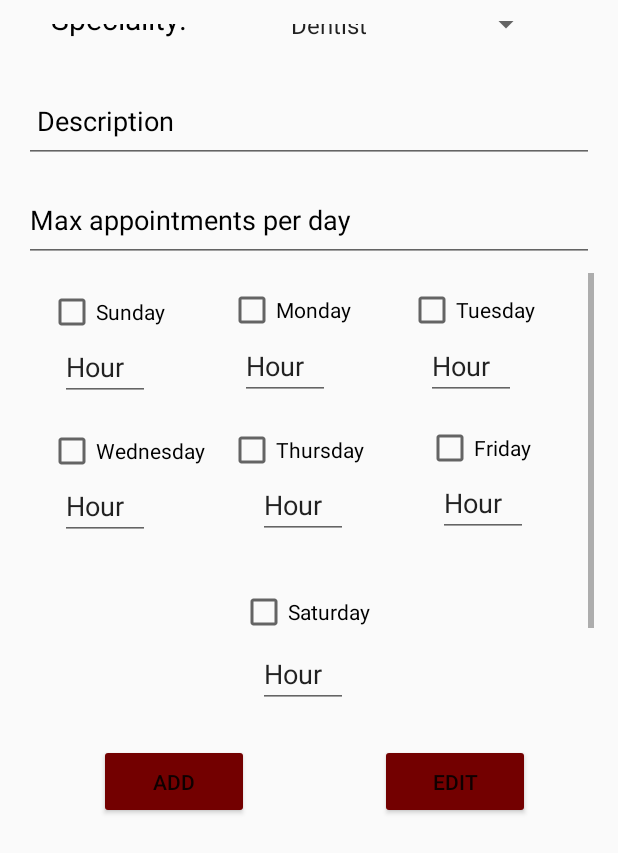
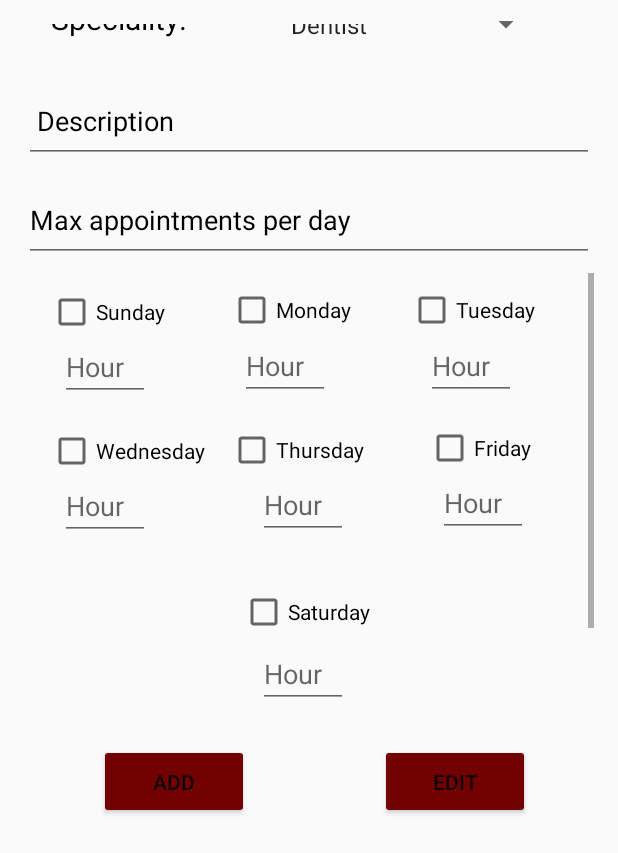
Before and after one commit to ETS-Android1/Hospital-System, an Android app: the layout fragment_admin_add.xml on its own in the app's theme, with its tools: preview values and no code run, scrolled down 314 dp, on a phone screen of 412 x 824 dp. Shown: the top 853 px of the screen. Run offline under Robolectric (Android 15) with nearby library versions, the phone set to English and light mode, and no system bars.

Commit message:
final admin

```diff
--- a/app/src/main/java/com/example/hospital/DataBase.java
+++ b/app/src/main/java/com/example/hospital/DataBase.java
@@ -11,7 +11,7 @@ import java.sql.Statement;
 
 public class DataBase {
 
-    private static String ip = "192.168.1.54";
+    private static String ip = "192.168.1.3";
     private static String port = "1433";
     private static String Classes = "net.sourceforge.jtds.jdbc.Driver";
     private static String dataBase = "TheHospital";
--- a/app/src/main/res/layout/fragment_admin_add.xml
+++ b/app/src/main/res/layout/fragment_admin_add.xml
@@ -280,8 +280,8 @@
                     android:layout_marginLeft="24dp"
                     android:layout_marginTop="3dp"
                     android:ems="10"
+                    android:hint="Hour"
                     android:inputType="number"
-                    android:text="Hour"
                     app:layout_constraintStart_toStartOf="parent"
                     app:layout_constraintTop_toBottomOf="@+id/check_sunday" />
 
@@ -304,8 +304,8 @@
                     android:layout_marginLeft="60dp"
                     android:layout_marginTop="4dp"
                     android:ems="10"
+                    android:hint="Hour"
                     android:inputType="number"
-                    android:text="Hour"
                     app:layout_constraintStart_toEndOf="@id/text_hour_sunday"
                     app:layout_constraintTop_toBottomOf="@+id/check_monday" />
 
@@ -328,8 +328,8 @@
                     android:layout_marginLeft="64dp"
                     android:layout_marginTop="4dp"
                     android:ems="10"
+                    android:hint="Hour"
                     android:inputType="number"
-                    android:text="Hour"
                     app:layout_constraintStart_toEndOf="@id/text_hour_monday"
                     app:layout_constraintTop_toBottomOf="@+id/check_tuesday" />
                 <CheckBox
@@ -351,8 +351,8 @@
                     android:layout_marginLeft="24dp"
                     android:layout_marginTop="3dp"
                     android:ems="10"
+                    android:hint="Hour"
                     android:inputType="number"
-                    android:text="Hour"
                     app:layout_constraintStart_toStartOf="parent"
                     app:layout_constraintTop_toBottomOf="@+id/check_wednesday" />
 
@@ -375,8 +375,8 @@
                     android:layout_marginLeft="140dp"
                     android:layout_marginTop="3dp"
                     android:ems="10"
+                    android:hint="Hour"
                     android:inputType="number"
-                    android:text="Hour"
                     app:layout_constraintStart_toStartOf="@id/check_wednesday"
                     app:layout_constraintTop_toBottomOf="@+id/check_thursday" />
 
@@ -399,8 +399,8 @@
                     android:layout_marginLeft="140dp"
                     android:layout_marginTop="3dp"
                     android:ems="10"
+                    android:hint="Hour"
                     android:inputType="number"
-                    android:text="Hour"
                     app:layout_constraintStart_toStartOf="@id/check_thursday"
                     app:layout_constraintTop_toBottomOf="@+id/check_friday" />
 
@@ -423,8 +423,8 @@
                     android:layout_marginLeft="156dp"
                     android:layout_marginTop="8dp"
                     android:ems="10"
+                    android:hint="Hour"
                     android:inputType="number"
-                    android:text="Hour"
                     app:layout_constraintStart_toStartOf="parent"
                     app:layout_constraintTop_toBottomOf="@+id/check_saturday" />
             </androidx.constraintlayout.widget.ConstraintLayout>
```
Also changed, not shown: app/src/main/java/com/example/hospital/AdminAddFrag.java (+29 -22 lines), app/src/main/java/com/example/hospital/MainActivity.java (+5 -5 lines).
